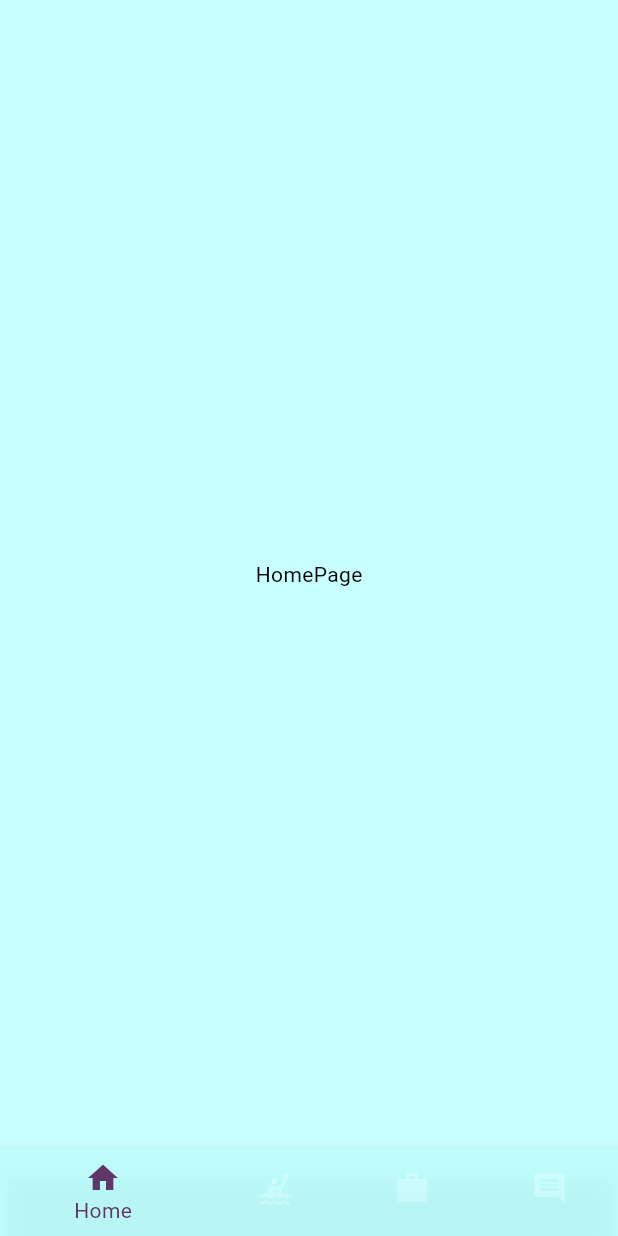
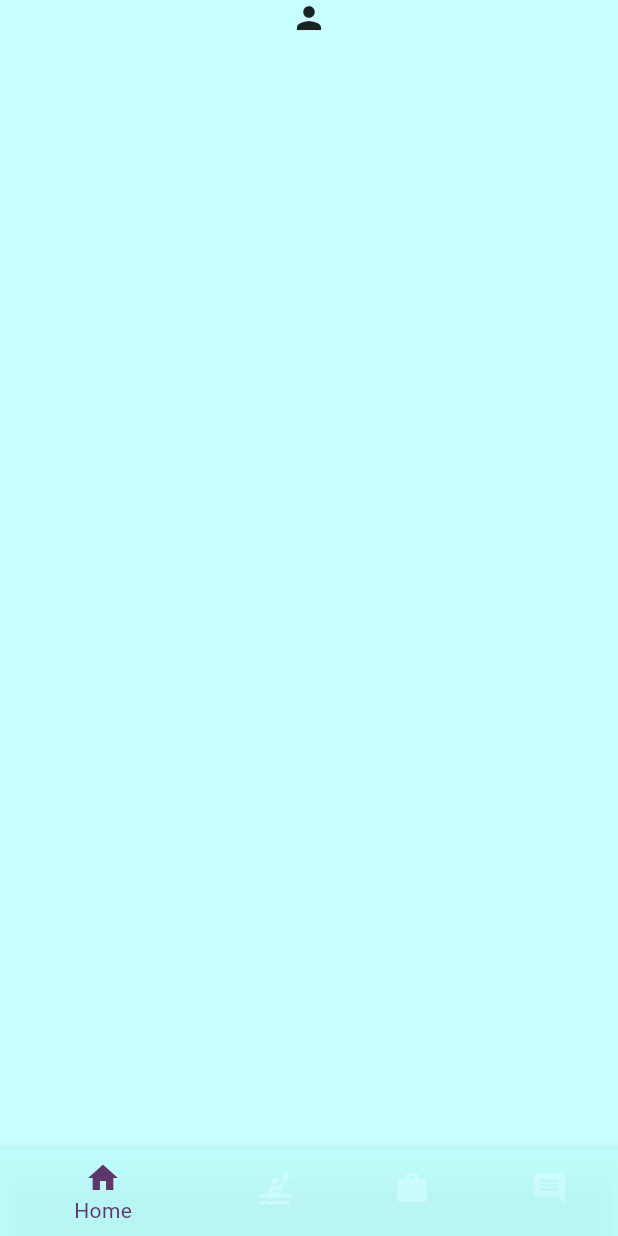
Before and after one commit to Jabrocki/HackYeah, a Flutter app: the MainPage screen opened directly, on a phone screen of 412 x 824 dp. Run offline on Flutter 3.47's test engine with Material 3 defaults, Android fonts, the phone set to English and light mode, and no system bars.

Commit message:
minor changes

```diff
--- a/lib/layouts/homePage.dart
+++ b/lib/layouts/homePage.dart
@@ -10,6 +10,10 @@ class HomePage extends StatelessWidget {
 
   @override
   Widget build(BuildContext context) {
-    return const Text("HomePage");
+    return Column(
+      children: [
+        Icon(Icons.person),
+      ],
+      );
   }
 }
```
